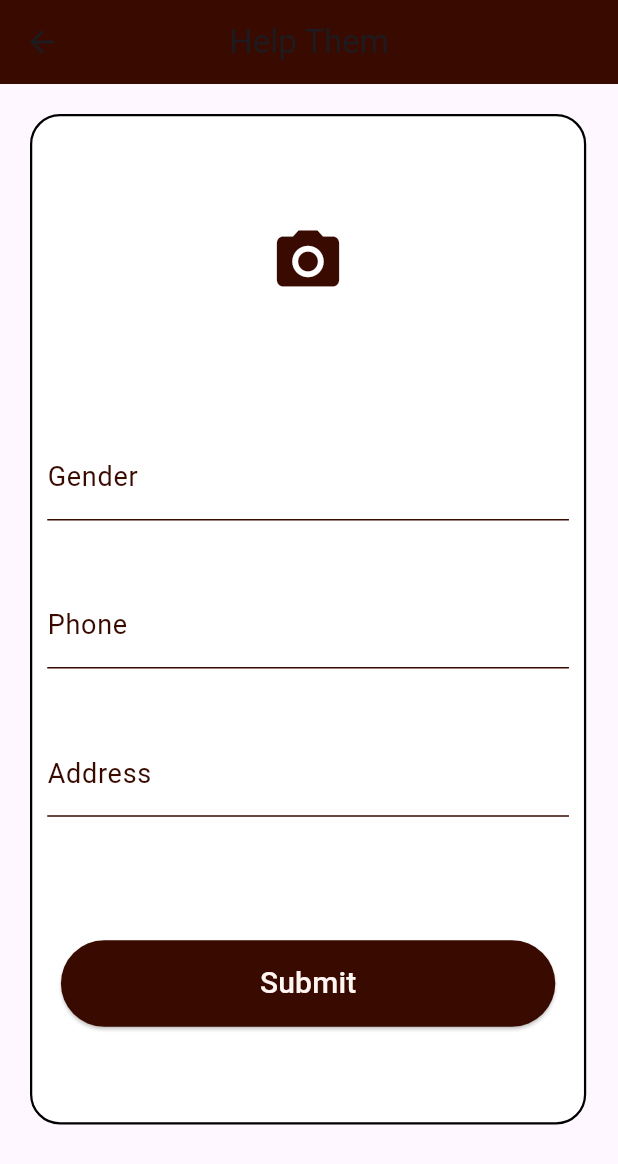
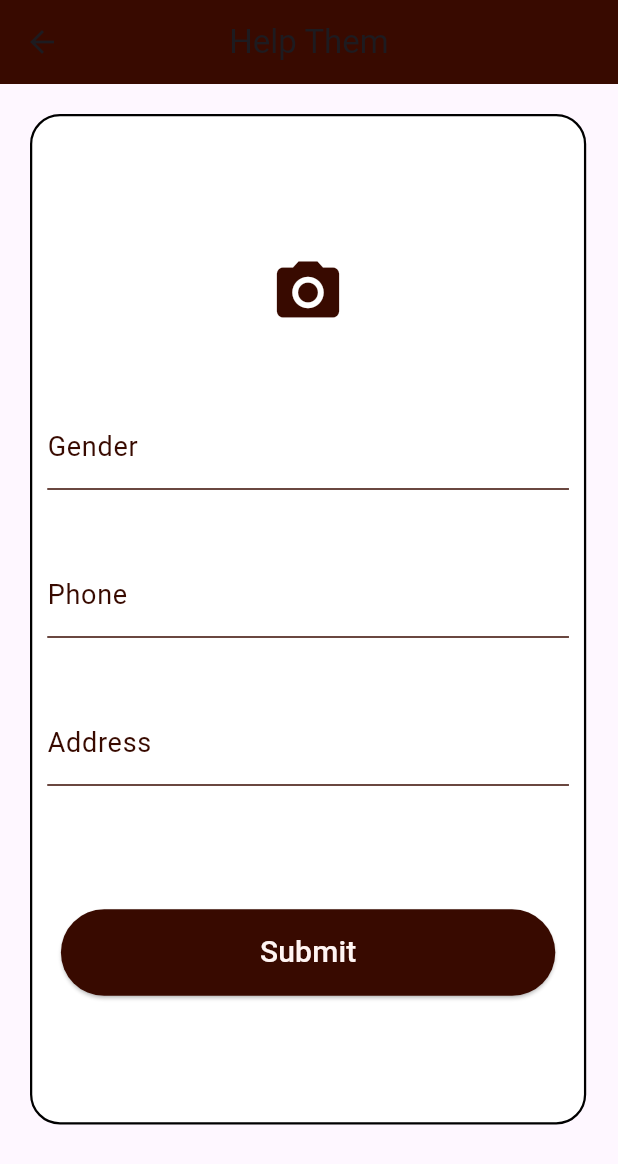
Before and after one commit to RunTimeTerror-0/save-pets, a Flutter app: the HelpScreen screen opened directly, after a tap on "Submit", on a phone screen of 412 x 824 dp. Shown: the top 1164 px of the screen. Run offline on Flutter 3.47's test engine with Material 3 defaults, Android fonts, the phone set to English and light mode, and no system bars; our stand-ins replace cloud_firestore, firebase_auth, firebase_core, firebase_storage, flutter_bloc, image_picker and 1 more; missing offline and left inert: svg_flutter; accounts and stored records are empty.

```diff
--- a/lib/presentation/view/screens/help_theme_screen.dart
+++ b/lib/presentation/view/screens/help_theme_screen.dart
@@ -84,8 +84,8 @@ class _HelpScreenState extends State<HelpScreen> {
                               _image != null
                                   ? Container(
                                       clipBehavior: Clip.antiAlias,
-                                      width: 200,
-                                      height: 150,
+                                      width: 120,
+                                      height: 120,
                                       decoration: const BoxDecoration(
                                         shape: BoxShape.circle,
                                       ),
@@ -101,7 +101,7 @@ class _HelpScreenState extends State<HelpScreen> {
                                         color: AppColors.darkBrown,
                                       )),
                               SizedBox(
-                                height: context.height * 0.1,
+                                height: context.height * 0.05,
                               ),
                               defualtFormField(
                                   controller: genderController,
@@ -131,20 +131,23 @@ class _HelpScreenState extends State<HelpScreen> {
                                 lable: "Submit",
                                 height: context.height * 0.07,
                                 width: context.width * 0.8,
-                                  onTap: () {
+                                onTap: () async {
                                   if (imageUrl == null) {
-                                      uploadImage();
-                                    } else if (imageUrl != null) {
+                                    await uploadImage();
+                                  }
+                                  if (imageUrl != null) {
                                     cubit.helpFun(
                                       address: addressController.text,
                                       gender: genderController.text,
                                       phone: phoneController.text,
-                                          postImage: imageUrl);
+                                      postImage: imageUrl!,
+                                    );
                                   }
                                 },
                                 isOutlined: false,
                                 backgroundColor: AppColors.darkBrown,
-                                  textColor: AppColors.offWhite)
+                                textColor: AppColors.offWhite,
+                              )
                             ],
                           ),
                         ),
--- a/lib/presentation/view/screens/home_screen.dart
+++ b/lib/presentation/view/screens/home_screen.dart
@@ -16,9 +16,7 @@ class HomeScreen extends StatelessWidget {
 
   @override
   Widget build(BuildContext context) {
-    return BlocProvider(
-      create: (context) => LoginCubit()..getUserData(),
-      child: Scaffold(
+    return Scaffold(
       appBar: AppBar(
         centerTitle: true,
         title: const Text("Paws"),
@@ -228,7 +226,6 @@ class HomeScreen extends StatelessWidget {
           )
         ]),
       ),
-      ),
     );
   }
 }
--- a/lib/presentation/view/screens/login_screen.dart
+++ b/lib/presentation/view/screens/login_screen.dart
@@ -10,6 +10,7 @@ import 'package:save/presentation/view/screens/home_screen.dart';
 import 'package:save/presentation/view/screens/register_screen.dart';
 import 'package:save/presentation/view/widgets/custom_button.dart';
 import 'package:save/presentation/view/widgets/text_form_field.dart';
+import 'package:shared_preferences/shared_preferences.dart';
 import 'package:svg_flutter/svg.dart';
 
 // ignore: must_be_immutable
@@ -31,9 +32,7 @@ class _LoginScreenState extends State<LoginScreen> {
 
   @override
   Widget build(BuildContext context) {
-    return BlocProvider(
-      create: (context) => LoginCubit(),
-      child: BlocConsumer<LoginCubit, LoginStates>(
+    return BlocConsumer<LoginCubit, LoginStates>(
       listener: (context, state) {
         if (state is LoginSucessStates) {
           navigateTo(context, const HomeScreen());
@@ -144,7 +143,6 @@ class _LoginScreenState extends State<LoginScreen> {
               ],
             ));
       },
-      ),
     );
   }
 }
--- a/pubspec.yaml
+++ b/pubspec.yaml
@@ -22,13 +22,14 @@ dependencies:
   flutter_bloc: ^8.1.3
   firebase_auth: ^4.14.0
   cloud_firestore: ^4.13.1
+  shared_preferences: ^2.2.2
 
 
 dev_dependencies:
   flutter_test:
     sdk: flutter
 
-  flutter_lints: ^2.0.0
+  flutter_lints: ^3.0.1
 
 
 flutter:
```
Also changed, not shown: lib/app.dart (+7 -3 lines), lib/presentation/manager/cubit/help_them_cubit.dart (+4 -5 lines), lib/presentation/manager/cubit/login_cubit.dart (+17 -3 lines), lib/presentation/view/screens/pets_screen.dart (+10 -2 lines), lib/presentation/view/widgets/pets_item.dart (+12 -5 lines), pubspec.lock, 1 other file. Lines whose indentation alone changed are shown as unchanged.
